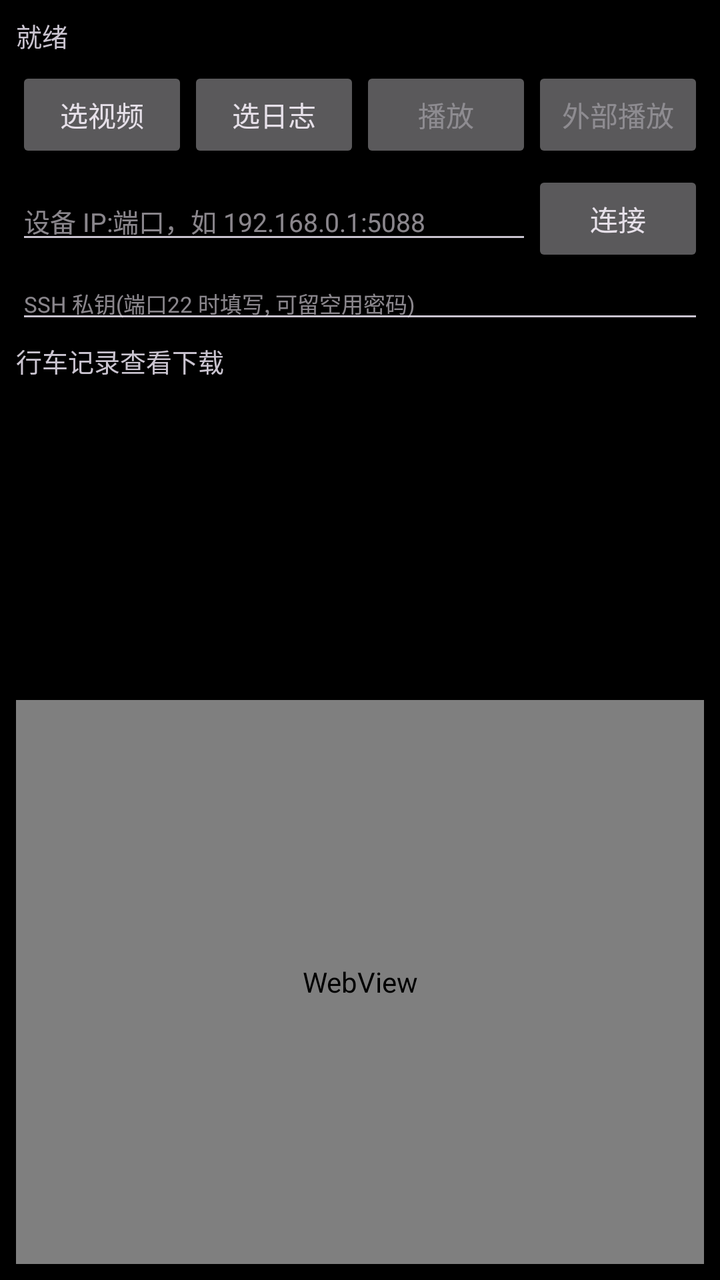
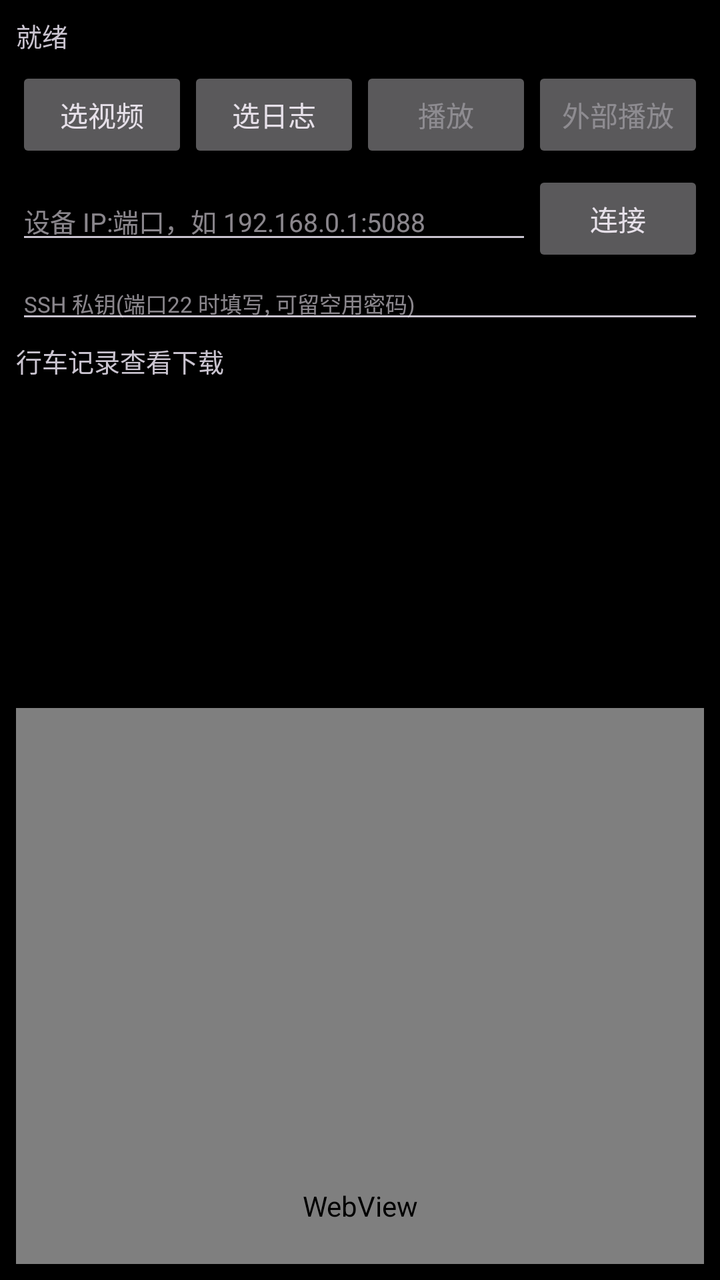

Two renders of the same Android screen: before a commit and after it. Below are the layout's source before the change and the commit's diff.
<!-- AndroidManifest.xml: application theme Theme.OpenpilotReplay -->
<!-- res/layout/activity_main.xml -->
<?xml version="1.0" encoding="utf-8"?>
<LinearLayout xmlns:android="http://schemas.android.com/apk/res/android"
    android:layout_width="match_parent"
    android:layout_height="match_parent"
    android:orientation="vertical"
    android:padding="8dp">

    <TextView
        android:id="@+id/status"
        android:layout_width="match_parent"
        android:layout_height="wrap_content"
        android:text="就绪"
        android:textSize="13sp"
        android:paddingBottom="6dp" />

    
    <LinearLayout
        android:layout_width="match_parent"
        android:layout_height="wrap_content"
        android:orientation="horizontal">

        <Button
            android:id="@+id/btnVideo"
            android:layout_width="0dp"
            android:layout_height="wrap_content"
            android:layout_weight="1"
            android:text="选视频" />

        <Button
            android:id="@+id/btnLog"
            android:layout_width="0dp"
            android:layout_height="wrap_content"
            android:layout_weight="1"
            android:text="选日志" />

        <Button
            android:id="@+id/btnPlay"
            android:layout_width="0dp"
            android:layout_height="wrap_content"
            android:layout_weight="1"
            android:enabled="false"
            android:text="播放" />
        <Button
            android:id="@+id/btnExt"
            android:layout_width="0dp"
            android:layout_height="wrap_content"
            android:layout_weight="1"
            android:enabled="false"
            android:text="外部播放" />
    </LinearLayout>

    
    <LinearLayout
        android:layout_width="match_parent"
        android:layout_height="wrap_content"
        android:orientation="horizontal"
        android:paddingTop="4dp">

        <EditText
            android:id="@+id/etHost"
            android:layout_width="0dp"
            android:layout_height="wrap_content"
            android:layout_weight="3"
            android:hint="设备 IP:端口，如 192.168.0.1:5088"
            android:inputType="textUri"
            android:textSize="13sp" />

        <Button
            android:id="@+id/btnConnect"
            android:layout_width="0dp"
            android:layout_height="wrap_content"
            android:layout_weight="1"
            android:text="连接" />
    </LinearLayout>

    
    <EditText
        android:id="@+id/etKey"
        android:layout_width="match_parent"
        android:layout_height="wrap_content"
        android:hint="SSH 私钥(端口22 时填写, 可留空用密码)"
        android:inputType="textMultiLine"
        android:maxLines="3"
        android:textSize="11sp" />

    
    <LinearLayout
        android:layout_width="match_parent"
        android:layout_height="wrap_content"
        android:orientation="horizontal"
        android:paddingTop="4dp">

        <TextView
            android:id="@+id/tvPage"
            android:layout_width="0dp"
            android:layout_height="wrap_content"
            android:layout_weight="1"
            android:text="行车记录查看下载"
            android:textSize="13sp" />

        <LinearLayout
            android:id="@+id/pageNav"
            android:layout_width="wrap_content"
            android:layout_height="wrap_content"
            android:orientation="horizontal" />
    </LinearLayout>

    <ScrollView
        android:layout_width="match_parent"
        android:layout_height="160dp"
        android:background="#11000000">

        <LinearLayout
            android:id="@+id/remoteList"
            android:layout_width="match_parent"
            android:layout_height="wrap_content"
            android:orientation="vertical" />
    </ScrollView>

    
    <WebView
        android:id="@+id/web"
        android:layout_width="match_parent"
        android:layout_height="0dp"
        android:layout_weight="1" />

</LinearLayout>
<!-- resources referenced by this layout -->
<resources>
  <style name="Theme.OpenpilotReplay" parent="Theme.Material3.Dark.NoActionBar">
          <item name="colorPrimary">#3B9EFF</item>
          <item name="android:statusBarColor">#000000</item>
          <item name="android:windowBackground">#000000</item>
      </style>
</resources>

<!-- the commit's change to res/layout/activity_main.xml (unified diff, before → after) -->
@@ -118,6 +118,32 @@
     </ScrollView>
 
     
+    <VideoView
+        android:id="@+id/video"
+        android:layout_width="match_parent"
+        android:layout_height="220dp"
+        android:layout_marginTop="4dp" />
+    
+    <LinearLayout
+        android:id="@+id/camRow"
+        android:layout_width="match_parent"
+        android:layout_height="wrap_content"
+        android:orientation="horizontal"
+        android:visibility="gone">
+        <Button
+            android:id="@+id/btnCamF"
+            android:layout_width="0dp"
+            android:layout_height="wrap_content"
+            android:layout_weight="1"
+            android:text="前摄长焦" />
+        <Button
+            android:id="@+id/btnCamE"
+            android:layout_width="0dp"
+            android:layout_height="wrap_content"
+            android:layout_weight="1"
+            android:text="广角" />
+    </LinearLayout>
+    
     <WebView
         android:id="@+id/web"
         android:layout_width="match_parent"
